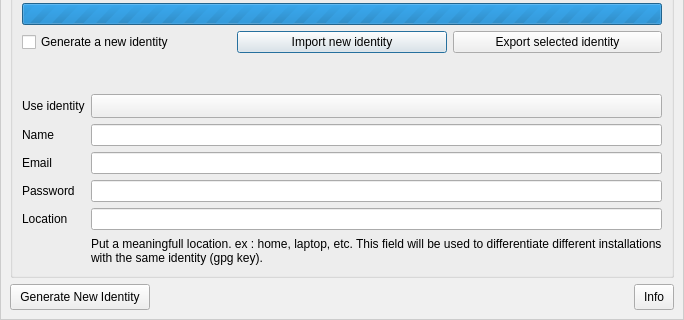
RetroShare/RetroShare, file retroshare-gui/src/gui/GenCertDialog.ui: the form before one commit; both pictures show x 0 to 684 and y 197 to 517 of the 684 by 517 pixel window.
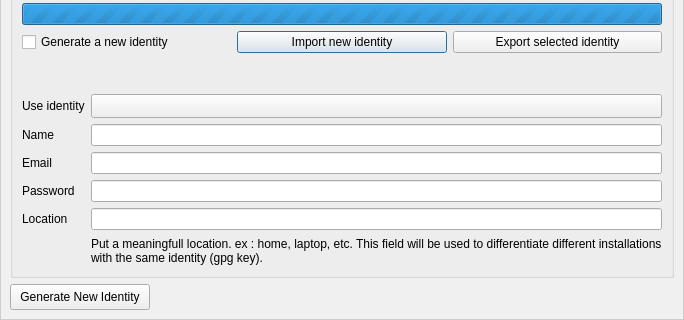
The form after the commit. Icons and pictures are not drawn.

Commit message: removed not needed info buttons for the infodialog

Patch:
```diff
--- a/retroshare-gui/src/gui/GenCertDialog.ui
+++ b/retroshare-gui/src/gui/GenCertDialog.ui
@@ -803,35 +803,18 @@
          </widget>
         </item>
         <item>
-         <spacer>
+         <spacer name="horizontalSpacer_2">
           <property name="orientation">
            <enum>Qt::Horizontal</enum>
           </property>
           <property name="sizeHint" stdset="0">
            <size>
-            <width>210</width>
-            <height>22</height>
+            <width>40</width>
+            <height>20</height>
            </size>
           </property>
          </spacer>
         </item>
-        <item>
-         <widget class="QPushButton" name="infopushButton">
-          <property name="maximumSize">
-           <size>
-            <width>16777215</width>
-            <height>26</height>
-           </size>
-          </property>
-          <property name="text">
-           <string>Info</string>
-          </property>
-          <property name="icon">
-           <iconset resource="images.qrc">
-            <normaloff>:/images/info16.png</normaloff>:/images/info16.png</iconset>
-          </property>
-         </widget>
-        </item>
        </layout>
       </item>
      </layout>
```
The commit also changes 5 other files.
